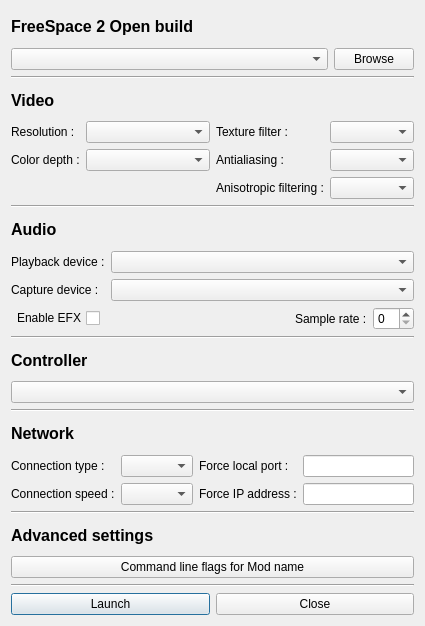
Qt form ui/settings.ui (ngld/old-knossos) before a commit.
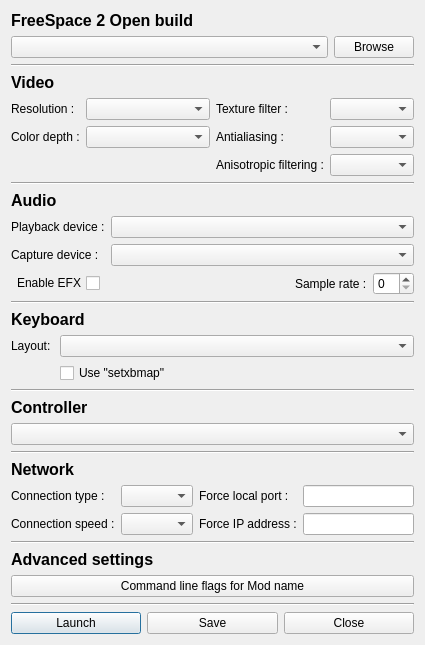
The same form after that commit.

Commit message: Finished Windows integration, added a simple update function, added support for different keyboard layouts and fixed a few bugs.

What changed in the file:
```diff
--- a/ui/settings.ui
+++ b/ui/settings.ui
@@ -232,6 +232,48 @@
      </property>
     </widget>
    </item>
+   <item>
+    <widget class="QLabel" name="keyboardLabel">
+     <property name="font">
+      <font>
+       <pointsize>12</pointsize>
+       <weight>75</weight>
+       <bold>true</bold>
+      </font>
+     </property>
+     <property name="text">
+      <string>Keyboard</string>
+     </property>
+    </widget>
+   </item>
+   <item>
+    <layout class="QFormLayout" name="keyboardForm">
+     <item row="0" column="0">
+      <widget class="QLabel" name="label_8">
+       <property name="text">
+        <string>Layout: </string>
+       </property>
+      </widget>
+     </item>
+     <item row="1" column="1">
+      <widget class="QCheckBox" name="setxkbmapCheck">
+       <property name="text">
+        <string>Use &quot;setxbmap&quot;</string>
+       </property>
+      </widget>
+     </item>
+     <item row="0" column="1">
+      <widget class="QComboBox" name="keyLayoutSelect"/>
+     </item>
+    </layout>
+   </item>
+   <item>
+    <widget class="Line" name="line_7">
+     <property name="orientation">
+      <enum>Qt::Horizontal</enum>
+     </property>
+    </widget>
+   </item>
    <item>
     <widget class="QLabel" name="label_4">
      <property name="font">
@@ -375,6 +417,13 @@
        </property>
       </widget>
      </item>
+     <item>
+      <widget class="QPushButton" name="saveButton">
+       <property name="text">
+        <string>Save</string>
+       </property>
+      </widget>
+     </item>
      <item>
       <widget class="QPushButton" name="cancelButton">
        <property name="text">
```
The commit also changes 26 other files.
